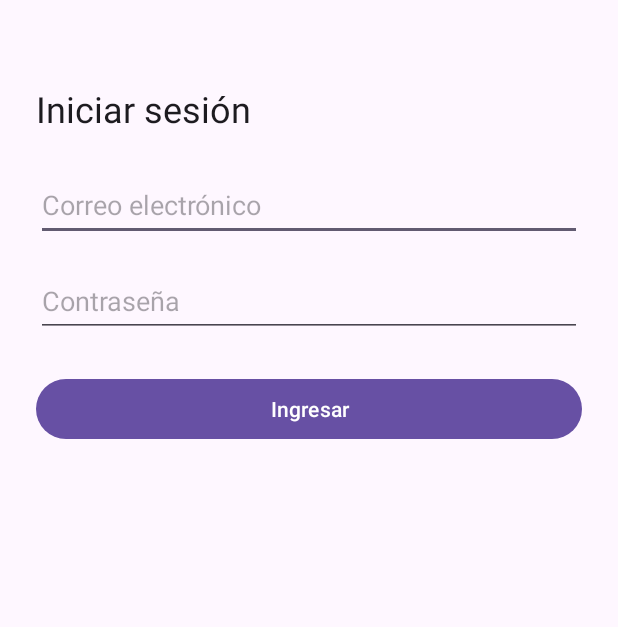
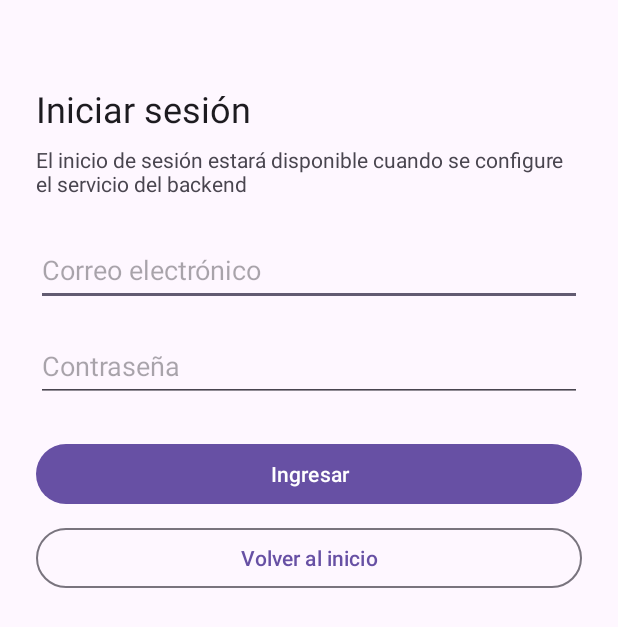
Before and after one commit to Brandon-SGB/Computacion_Movil_EcoBogota, an Android app: the LoginActivity screen opened directly, with no data from a screen before it, on a phone screen of 412 x 824 dp. Shown: the top 627 px of the screen. Run offline under Robolectric (Android 15) with nearby library versions, the phone set to English and light mode, and no system bars.

Commit message:
P4: botón Volver al inicio en el inicio de sesión
- LoginActivity muestra que el inicio de sesión estará disponible con
  el backend y ofrece Volver al inicio, que abre MainActivity con la
  pila limpia. Es provisional hasta la autenticación real.
- Prueba instrumentada del botón.

```diff
--- a/app/src/main/java/co/edu/uniminuto/Movil_EcoBogota/ui/LoginActivity.java
+++ b/app/src/main/java/co/edu/uniminuto/Movil_EcoBogota/ui/LoginActivity.java
@@ -1,5 +1,6 @@
 package co.edu.uniminuto.Movil_EcoBogota.ui;
 
+import android.content.Intent;
 import android.os.Bundle;
 import android.view.View;
 import android.widget.Button;
@@ -14,6 +15,7 @@ import androidx.core.view.ViewCompat;
 import androidx.core.view.WindowInsetsCompat;
 import androidx.lifecycle.ViewModelProvider;
 
+import co.edu.uniminuto.Movil_EcoBogota.MainActivity;
 import co.edu.uniminuto.Movil_EcoBogota.R;
 
 //Pantalla de inicio de sesión (HU-02)
@@ -23,6 +25,7 @@ public class LoginActivity extends AppCompatActivity {
     private EditText etCorreo;
     private EditText etContrasena;
     private Button btnIngresar;
+    private Button btnVolverInicio;
     private ProgressBar pbLogin;
     private TextView tvEstadoLogin;
 
@@ -42,6 +45,15 @@ public class LoginActivity extends AppCompatActivity {
         initObjects();
         observarViewModel();
         btnIngresar.setOnClickListener(this::ingresar);
+        btnVolverInicio.setOnClickListener(this::volverAlInicio);
+    }
+
+    //Provisional hasta la autenticación real con el backend: sin servicio no hay forma de ingresar,
+    //así que se permite volver a la pantalla principal con la pila limpia
+    private void volverAlInicio(View view) {
+        Intent intent = new Intent(this, MainActivity.class);
+        intent.addFlags(Intent.FLAG_ACTIVITY_NEW_TASK | Intent.FLAG_ACTIVITY_CLEAR_TASK);
+        startActivity(intent);
     }
 
     //Método para enlazar los objetos de la vista con la parte lógica
@@ -49,6 +61,7 @@ public class LoginActivity extends AppCompatActivity {
         etCorreo = findViewById(R.id.etCorreo);
         etContrasena = findViewById(R.id.etContrasena);
         btnIngresar = findViewById(R.id.btnIngresar);
+        btnVolverInicio = findViewById(R.id.btnVolverInicio);
         pbLogin = findViewById(R.id.pbLogin);
         tvEstadoLogin = findViewById(R.id.tvEstadoLogin);
         viewModel = new ViewModelProvider(this).get(LoginViewModel.class);
--- a/app/src/main/res/layout/activity_login.xml
+++ b/app/src/main/res/layout/activity_login.xml
@@ -19,6 +19,13 @@
             android:layout_marginTop="32dp"
             android:text="@string/titulo_login"
             android:textAppearance="?attr/textAppearanceHeadlineSmall" />
+
+        <TextView
+            android:id="@+id/tvAvisoLogin"
+            android:layout_width="match_parent"
+            android:layout_height="wrap_content"
+            android:layout_marginTop="8dp"
+            android:text="@string/login_pendiente_backend" />
 
         <EditText
             android:id="@+id/etCorreo"
@@ -47,6 +54,14 @@
             android:layout_marginTop="24dp"
             android:text="@string/btn_ingresar" />
 
+        <Button
+            android:id="@+id/btnVolverInicio"
+            style="?attr/materialButtonOutlinedStyle"
+            android:layout_width="match_parent"
+            android:layout_height="wrap_content"
+            android:layout_marginTop="8dp"
+            android:text="@string/btn_volver_inicio" />
+
         <ProgressBar
             android:id="@+id/pbLogin"
             android:layout_width="wrap_content"
--- a/app/src/main/res/values/strings.xml
+++ b/app/src/main/res/values/strings.xml
@@ -9,6 +9,7 @@
     <string name="hint_correo">Correo electrónico</string>
     <string name="hint_contrasena">Contraseña</string>
     <string name="btn_ingresar">Ingresar</string>
+    <string name="btn_volver_inicio">Volver al inicio</string>
     <string name="error_correo_obligatorio">El correo es obligatorio</string>
     <string name="error_correo_invalido">El correo no tiene un formato válido</string>
     <string name="error_contrasena_obligatoria">La contraseña es obligatoria</string>
```
Also changed, not shown: 1 other file.
